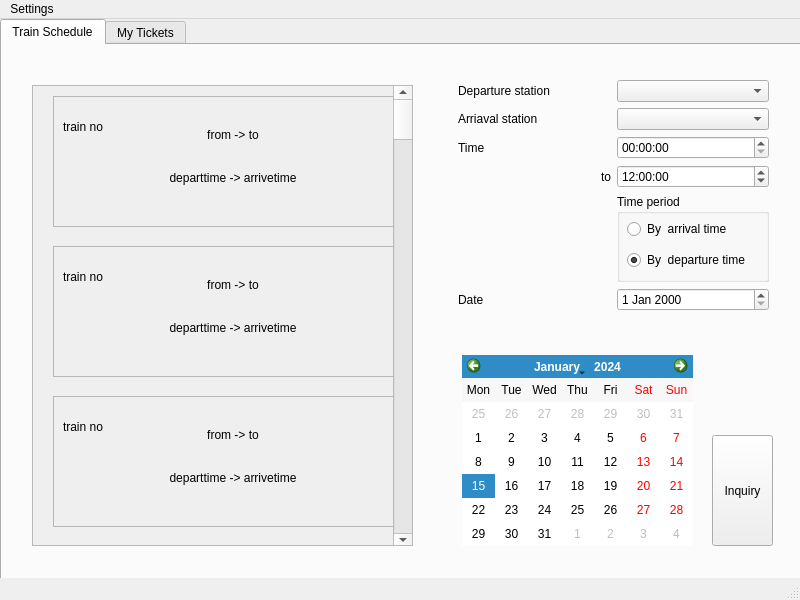
Qt form ticketsalessystem.ui (alexwang2001/AOOP_project) before a commit.
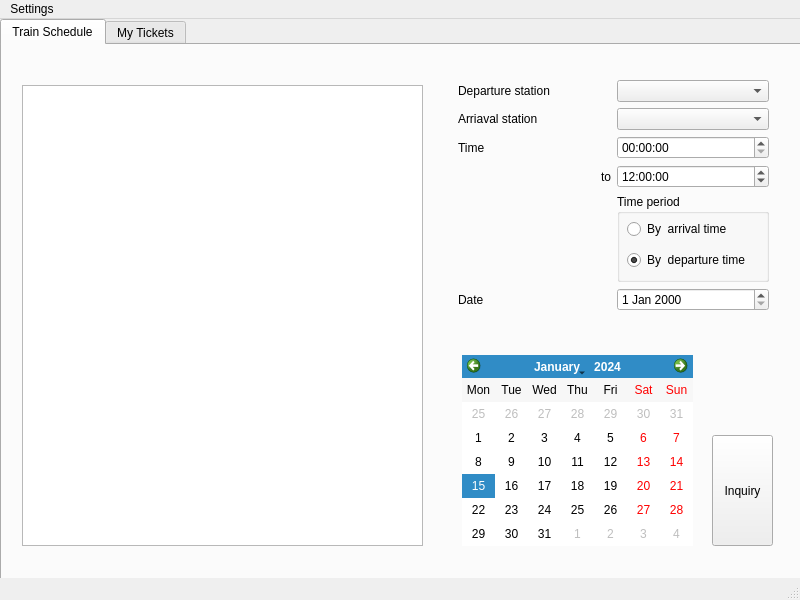
The same form after that commit. The open tabs and pages were chosen to show the change.

```diff
--- a/ticketsalessystem.ui
+++ b/ticketsalessystem.ui
@@ -61,243 +61,6 @@
        <attribute name="title">
         <string>Train Schedule</string>
        </attribute>
-       <widget class="QScrollArea" name="scrollArea">
-        <property name="geometry">
-         <rect>
-          <x>30</x>
-          <y>40</y>
-          <width>381</width>
-          <height>461</height>
-         </rect>
-        </property>
-        <property name="widgetResizable">
-         <bool>true</bool>
-        </property>
-        <widget class="QWidget" name="scrollAreaWidgetContents">
-         <property name="geometry">
-          <rect>
-           <x>0</x>
-           <y>0</y>
-           <width>379</width>
-           <height>459</height>
-          </rect>
-         </property>
-         <widget class="QFrame" name="TrainDisplay">
-          <property name="geometry">
-           <rect>
-            <x>20</x>
-            <y>10</y>
-            <width>341</width>
-            <height>131</height>
-           </rect>
-          </property>
-          <property name="autoFillBackground">
-           <bool>false</bool>
-          </property>
-          <property name="frameShape">
-           <enum>QFrame::StyledPanel</enum>
-          </property>
-          <property name="frameShadow">
-           <enum>QFrame::Raised</enum>
-          </property>
-          <widget class="QLabel" name="label_12">
-           <property name="geometry">
-            <rect>
-             <x>10</x>
-             <y>20</y>
-             <width>91</width>
-             <height>21</height>
-            </rect>
-           </property>
-           <property name="text">
-            <string>train no</string>
-           </property>
-          </widget>
-          <widget class="QWidget" name="verticalLayoutWidget_2">
-           <property name="geometry">
-            <rect>
-             <x>100</x>
-             <y>20</y>
-             <width>160</width>
-             <height>80</height>
-            </rect>
-           </property>
-           <layout class="QVBoxLayout" name="verticalLayout_2">
-            <item>
-             <widget class="QLabel" name="label">
-              <property name="text">
-               <string>from -&gt; to</string>
-              </property>
-              <property name="scaledContents">
-               <bool>false</bool>
-              </property>
-              <property name="alignment">
-               <set>Qt::AlignCenter</set>
-              </property>
-             </widget>
-            </item>
-            <item>
-             <widget class="QLabel" name="label_10">
-              <property name="text">
-               <string>departtime -&gt; arrivetime</string>
-              </property>
-              <property name="alignment">
-               <set>Qt::AlignCenter</set>
-              </property>
-             </widget>
-            </item>
-           </layout>
-          </widget>
-         </widget>
-         <widget class="QFrame" name="TrainDisplay_2">
-          <property name="geometry">
-           <rect>
-            <x>20</x>
-            <y>160</y>
-            <width>341</width>
-            <height>131</height>
-           </rect>
-          </property>
-          <property name="autoFillBackground">
-           <bool>false</bool>
-          </property>
-          <property name="frameShape">
-           <enum>QFrame::StyledPanel</enum>
-          </property>
-          <property name="frameShadow">
-           <enum>QFrame::Raised</enum>
-          </property>
-          <widget class="QLabel" name="label_13">
-           <property name="geometry">
-            <rect>
-             <x>10</x>
-             <y>20</y>
-             <width>91</width>
-             <height>21</height>
-            </rect>
-           </property>
-           <property name="text">
-            <string>train no</string>
-           </property>
-          </widget>
-          <widget class="QWidget" name="verticalLayoutWidget_3">
-           <property name="geometry">
-            <rect>
-             <x>100</x>
-             <y>20</y>
-             <width>160</width>
-             <height>80</height>
-            </rect>
-           </property>
-           <layout class="QVBoxLayout" name="verticalLayout_3">
-            <item>
-             <widget class="QLabel" name="label_15">
-              <property name="text">
-               <string>from -&gt; to</string>
-              </property>
-              <property name="scaledContents">
-               <bool>false</bool>
-              </property>
-              <property name="alignment">
-               <set>Qt::AlignCenter</set>
-              </property>
-             </widget>
-            </item>
-            <item>
-             <widget class="QLabel" name="label_16">
-              <property name="text">
-               <string>departtime -&gt; arrivetime</string>
-              </property>
-              <property name="alignment">
-               <set>Qt::AlignCenter</set>
-              </property>
-             </widget>
-            </item>
-           </layout>
-          </widget>
-         </widget>
-         <widget class="QFrame" name="TrainDisplay_3">
-          <property name="geometry">
-           <rect>
-            <x>20</x>
-            <y>310</y>
-            <width>341</width>
-            <height>131</height>
-           </rect>
-          </property>
-          <property name="autoFillBackground">
-           <bool>false</bool>
-          </property>
-          <property name="frameShape">
-           <enum>QFrame::StyledPanel</enum>
-          </property>
-          <property name="frameShadow">
-           <enum>QFrame::Raised</enum>
-          </property>
-          <widget class="QLabel" name="label_17">
-           <property name="geometry">
-            <rect>
-             <x>10</x>
-             <y>20</y>
-             <width>91</width>
-             <height>21</height>
-            </rect>
-           </property>
-           <property name="text">
-            <string>train no</string>
-           </property>
-          </widget>
-          <widget class="QWidget" name="verticalLayoutWidget_4">
-           <property name="geometry">
-            <rect>
-             <x>100</x>
-             <y>20</y>
-             <width>160</width>
-             <height>80</height>
-            </rect>
-           </property>
-           <layout class="QVBoxLayout" name="verticalLayout_4">
-            <item>
-             <widget class="QLabel" name="label_19">
-              <property name="text">
-               <string>from -&gt; to</string>
-              </property>
-              <property name="scaledContents">
-               <bool>false</bool>
-              </property>
-              <property name="alignment">
-               <set>Qt::AlignCenter</set>
-              </property>
-             </widget>
-            </item>
-            <item>
-             <widget class="QLabel" name="label_20">
-              <property name="text">
-               <string>departtime -&gt; arrivetime</string>
-              </property>
-              <property name="alignment">
-               <set>Qt::AlignCenter</set>
-              </property>
-             </widget>
-            </item>
-           </layout>
-          </widget>
-         </widget>
-         <widget class="QScrollBar" name="verticalScrollBar">
-          <property name="geometry">
-           <rect>
-            <x>360</x>
-            <y>0</y>
-            <width>20</width>
-            <height>461</height>
-           </rect>
-          </property>
-          <property name="orientation">
-           <enum>Qt::Vertical</enum>
-          </property>
-         </widget>
-        </widget>
-       </widget>
        <widget class="QWidget" name="gridLayoutWidget_2">
         <property name="geometry">
          <rect>
@@ -442,6 +205,31 @@
          <string>Inquiry</string>
         </property>
        </widget>
+       <widget class="QTableWidget" name="tableWidget">
+        <property name="geometry">
+         <rect>
+          <x>20</x>
+          <y>40</y>
+          <width>401</width>
+          <height>461</height>
+         </rect>
+        </property>
+        <property name="editTriggers">
+         <set>QAbstractItemView::NoEditTriggers</set>
+        </property>
+        <property name="showGrid">
+         <bool>false</bool>
+        </property>
+        <property name="cornerButtonEnabled">
+         <bool>false</bool>
+        </property>
+        <attribute name="horizontalHeaderVisible">
+         <bool>true</bool>
+        </attribute>
+        <attribute name="verticalHeaderVisible">
+         <bool>true</bool>
+        </attribute>
+       </widget>
       </widget>
       <widget class="QWidget" name="tab_2">
        <attribute name="title">
```
Left out of the diff: 2 changed lines with no effect on the pictures.
